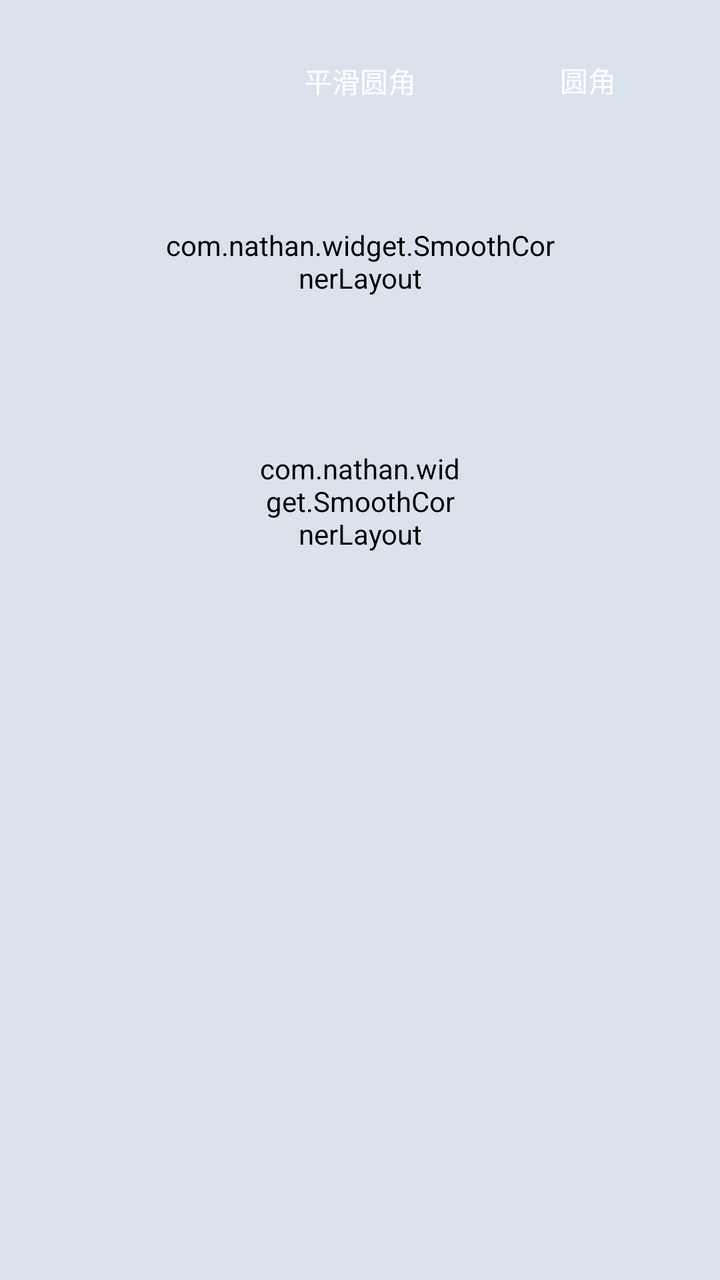
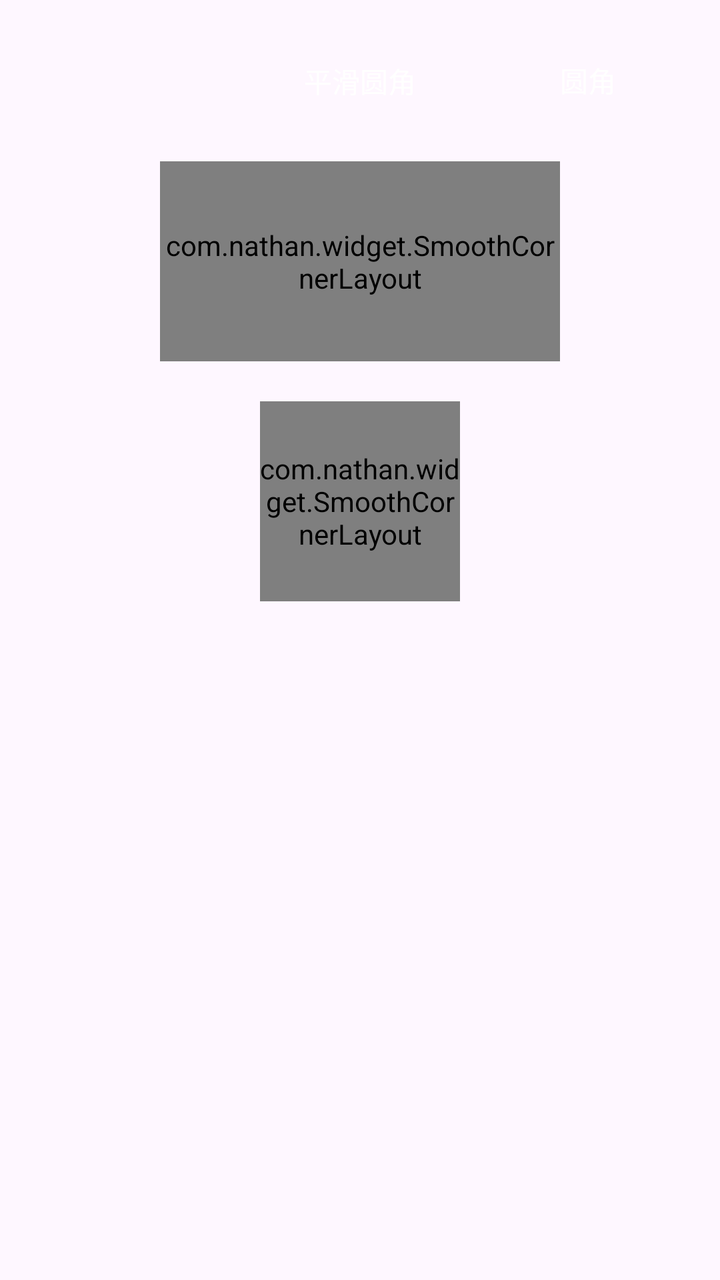

The first picture is an Android layout as it rendered before a commit; the second is the same layout after the commit. The layout source and the unified diff follow.
<!-- AndroidManifest.xml: application theme Theme.Nathan.Demo -->
<!-- res/layout/activity_main.xml -->
<?xml version="1.0" encoding="utf-8"?>
<androidx.constraintlayout.widget.ConstraintLayout xmlns:android="http://schemas.android.com/apk/res/android"
    xmlns:app="http://schemas.android.com/apk/res-auto"
    xmlns:tools="http://schemas.android.com/tools"
    android:id="@+id/main"
    android:layout_width="match_parent"
    android:layout_height="match_parent"
    tools:context=".MainActivity">

    

    <TextView
        android:id="@+id/tv"
        android:layout_width="wrap_content"
        android:layout_height="wrap_content"
        android:layout_marginTop="20dp"
        android:background="@drawable/bg_button"
        android:paddingHorizontal="20dp"
        android:paddingVertical="10dp"
        android:text="平滑圆角"
        android:textColor="@color/white"
        app:layout_constraintEnd_toEndOf="parent"
        app:layout_constraintStart_toStartOf="parent"
        app:layout_constraintTop_toTopOf="parent" />

    <TextView
        android:id="@+id/tv3"
        android:layout_width="40dp"
        android:layout_height="40dp"
        android:layout_marginTop="20dp"
        android:background="@drawable/bg_button"
        android:gravity="center"
        android:padding="5dp"
        android:text="圆角"
        android:textColor="?colorOnPrimary"
        app:layout_constraintEnd_toEndOf="parent"
        app:layout_constraintStart_toEndOf="@id/tv"
        app:layout_constraintTop_toTopOf="parent" />


    <com.nathan.widget.SmoothCornerLayout
        android:id="@+id/tv_container"
        android:layout_width="200dp"
        android:layout_height="100dp"
        android:layout_marginTop="20dp"
        android:color="?colorSurfaceVariant"
        android:radius="20dp"
        app:layout_constraintEnd_toEndOf="@id/tv"
        app:layout_constraintStart_toStartOf="@id/tv"
        app:layout_constraintTop_toBottomOf="@id/tv">

        <ScrollView
            android:background="@null"
            android:layout_width="wrap_content"
            android:layout_height="wrap_content"
            android:scrollbars="none">

            <TextView
                android:background="@null"
                android:layout_width="match_parent"
                android:layout_height="wrap_content"
                android:padding="10dp"
                android:text="正确用法是：确保通过obtainStyledAttributes() 并传入正确的参数，让系统在构造 TypedArray 时就完成属性解析，而不是把解析工作留给后续的 get 方法。是因为遇到崩溃了才在看这段源码吗？可以发一下你的具体代码，我帮你看一下问题出在哪儿。"
                android:textColor="?colorOnSurfaceVariant"
                android:textSize="12sp" />
        </ScrollView>

    </com.nathan.widget.SmoothCornerLayout>

    <com.nathan.widget.SmoothCornerLayout
        android:layout_width="100dp"
        android:layout_height="100dp"
        android:layout_marginTop="20dp"
        android:radius="10dp"
        app:layout_constraintEnd_toEndOf="parent"
        app:layout_constraintStart_toStartOf="parent"
        app:layout_constraintTop_toBottomOf="@id/tv_container">

        <ImageView
            android:layout_width="wrap_content"
            android:layout_height="wrap_content"
            android:src="@drawable/ic_demo" />

    </com.nathan.widget.SmoothCornerLayout>

</androidx.constraintlayout.widget.ConstraintLayout>
<!-- resources referenced by this layout -->
<resources>
  <color name="white">#FFFFFFFF</color>
  <style name="Theme.Nathan.DayNight" parent="Base.Theme.Nathan">
  
          <item name="cornerSmall">10dp</item>
          <item name="smoothCornerLayout">@style/Widget.Nathan.SmoothCornerLayout</item>
      </style>
  <style name="Base.Theme.Nathan" parent="Theme.Material3.DayNight.NoActionBar">
          
          <item name="colorPrimary">@color/colorPrimary</item>
          <item name="colorOnPrimary">@color/colorOnPrimary</item>
          <item name="colorPrimaryContainer">@color/colorPrimaryContainer</item>
          <item name="colorOnPrimaryContainer">@color/colorOnPrimaryContainer</item>
  
          <item name="colorSecondary">@color/colorSecondary</item>
          <item name="colorOnSecondary">@color/colorOnSecondary</item>
          <item name="colorSecondaryContainer">@color/colorSecondaryContainer</item>
          <item name="colorOnSecondaryContainer">@color/colorOnSecondaryContainer</item>
  
          <item name="colorTertiary">@color/colorTertiary</item>
          <item name="colorOnTertiary">@color/colorOnTertiary</item>
          <item name="colorTertiaryContainer">@color/colorTertiaryContainer</item>
          <item name="colorOnTertiaryContainer">@color/colorOnTertiaryContainer</item>
  
          
          <item name="android:background">@color/colorBackground</item>
          <item name="colorOnBackground">@color/colorOnBackground</item>
          <item name="colorSurface">@color/colorSurface</item>
          <item name="colorOnSurface">@color/colorOnSurface</item>
          <item name="colorSurfaceVariant">@color/colorSurfaceVariant</item>
          <item name="colorOnSurfaceVariant">@color/colorOnSurfaceVariant</item>
  
          
          <item name="colorError">@color/colorError</item>
          <item name="colorOnError">@color/colorOnError</item>
          <item name="colorErrorContainer">@color/colorErrorContainer</item>
          <item name="colorOnErrorContainer">@color/colorOnErrorContainer</item>
  
          
          <item name="colorOutline">@color/colorOutline</item>
          <item name="colorOutlineVariant">@color/colorOutlineVariant</item>
      </style>
  <color name="colorPrimary">#1368FB</color>
  <color name="colorOnPrimary">#FFFFFF</color>
  <color name="colorPrimaryContainer">#261368FB</color>
  <color name="colorOnPrimaryContainer">#1368FB</color>
  <color name="colorSecondary">#625B71</color>
  <color name="colorOnSecondary">#FFFFFF</color>
  <color name="colorSecondaryContainer">#E8DEF8</color>
  <color name="colorOnSecondaryContainer">#1D192B</color>
  <color name="colorTertiary">#7D5260</color>
  <color name="colorOnTertiary">#FFFFFF</color>
  <color name="colorTertiaryContainer">#FFD8E4</color>
  <color name="colorOnTertiaryContainer">#31111D</color>
  <color name="colorBackground">#DAE2EB</color>
  <color name="colorOnBackground">#000000</color>
  <color name="colorSurface">#DAE2EB</color>
  <color name="colorOnSurface">#000000</color>
  <color name="colorSurfaceVariant">#CCD5E0</color>
  <color name="colorOnSurfaceVariant">#80000000</color>
  <color name="colorError">#D21E30</color>
  <color name="colorOnError">#FFFFFF</color>
  <color name="colorErrorContainer">#26D21E30</color>
  <color name="colorOnErrorContainer">#D21E30</color>
  <color name="colorOutline">#14000000</color>
  <color name="colorOutlineVariant">#2E000000</color>
  <!-- unchanged entries left out for length: 6 -->
</resources>

<!-- the commit's change to res/layout/activity_main.xml (unified diff, before → after) -->
@@ -18,7 +18,7 @@
         android:paddingHorizontal="20dp"
         android:paddingVertical="10dp"
         android:text="平滑圆角"
-        android:textColor="@color/white"
+        android:textColor="?colorOnPrimary"
         app:layout_constraintEnd_toEndOf="parent"
         app:layout_constraintStart_toStartOf="parent"
         app:layout_constraintTop_toTopOf="parent" />
@@ -44,7 +44,7 @@
         android:layout_height="100dp"
         android:layout_marginTop="20dp"
         android:color="?colorSurfaceVariant"
-        android:radius="20dp"
+        android:radius="?cornerMedium"
         app:layout_constraintEnd_toEndOf="@id/tv"
         app:layout_constraintStart_toStartOf="@id/tv"
         app:layout_constraintTop_toBottomOf="@id/tv">
@@ -71,7 +71,7 @@
         android:layout_width="100dp"
         android:layout_height="100dp"
         android:layout_marginTop="20dp"
-        android:radius="10dp"
+        android:radius="?cornerMini"
         app:layout_constraintEnd_toEndOf="parent"
         app:layout_constraintStart_toStartOf="parent"
         app:layout_constraintTop_toBottomOf="@id/tv_container">
<!-- resource entries referenced after the edit -->
@@ -1,70 +1,171 @@
 <!-- resources referenced by this layout -->
 <resources>
-  <color name="white">#FFFFFFFF</color>
   <style name="Theme.Nathan.DayNight" parent="Base.Theme.Nathan">
-  
-          <item name="cornerSmall">10dp</item>
-          <item name="smoothCornerLayout">@style/Widget.Nathan.SmoothCornerLayout</item>
       </style>
   <style name="Base.Theme.Nathan" parent="Theme.Material3.DayNight.NoActionBar">
           
-          <item name="colorPrimary">@color/colorPrimary</item>
-          <item name="colorOnPrimary">@color/colorOnPrimary</item>
-          <item name="colorPrimaryContainer">@color/colorPrimaryContainer</item>
-          <item name="colorOnPrimaryContainer">@color/colorOnPrimaryContainer</item>
-  
-          <item name="colorSecondary">@color/colorSecondary</item>
-          <item name="colorOnSecondary">@color/colorOnSecondary</item>
-          <item name="colorSecondaryContainer">@color/colorSecondaryContainer</item>
-          <item name="colorOnSecondaryContainer">@color/colorOnSecondaryContainer</item>
-  
-          <item name="colorTertiary">@color/colorTertiary</item>
-          <item name="colorOnTertiary">@color/colorOnTertiary</item>
-          <item name="colorTertiaryContainer">@color/colorTertiaryContainer</item>
-          <item name="colorOnTertiaryContainer">@color/colorOnTertiaryContainer</item>
+          <item name="colorPrimary">@color/na_primary</item>
+          <item name="colorPrimaryContainer">@color/na_primary_container</item>
+          <item name="colorOnPrimary">@color/na_on_primary</item>
+          <item name="colorOnPrimaryContainer">@color/na_on_primary_container</item>
   
           
-          <item name="android:background">@color/colorBackground</item>
-          <item name="colorOnBackground">@color/colorOnBackground</item>
-          <item name="colorSurface">@color/colorSurface</item>
-          <item name="colorOnSurface">@color/colorOnSurface</item>
-          <item name="colorSurfaceVariant">@color/colorSurfaceVariant</item>
-          <item name="colorOnSurfaceVariant">@color/colorOnSurfaceVariant</item>
+          <item name="colorSecondary">@color/na_secondary</item>
+          <item name="colorSecondaryContainer">@color/na_secondary_container</item>
+          <item name="colorOnSecondary">@color/na_on_secondary</item>
+          <item name="colorOnSecondaryContainer">@color/na_on_secondary_container</item>
   
           
-          <item name="colorError">@color/colorError</item>
-          <item name="colorOnError">@color/colorOnError</item>
-          <item name="colorErrorContainer">@color/colorErrorContainer</item>
-          <item name="colorOnErrorContainer">@color/colorOnErrorContainer</item>
+          <item name="colorTertiary">@color/na_tertiary</item>
+          <item name="colorTertiaryContainer">@color/na_tertiary_container</item>
+          <item name="colorOnTertiary">@color/na_on_tertiary</item>
+          <item name="colorOnTertiaryContainer">@color/na_on_tertiary_container</item>
   
           
-          <item name="colorOutline">@color/colorOutline</item>
-          <item name="colorOutlineVariant">@color/colorOutlineVariant</item>
+          <item name="colorError">@color/na_error</item>
+          <item name="colorErrorContainer">@color/na_error_container</item>
+          <item name="colorOnError">@color/na_on_error</item>
+          <item name="colorOnErrorContainer">@color/na_on_error_container</item>
+  
+          
+          <item name="colorPrimaryFixed">@color/na_primary_fixed</item>
+          <item name="colorPrimaryFixedDim">@color/na_primary_fixed_dim</item>
+          <item name="colorSecondaryFixed">@color/na_secondary_fixed</item>
+          <item name="colorSecondaryFixedDim">@color/na_secondary_fixed_dim</item>
+          <item name="colorTertiaryFixed">@color/na_tertiary_fixed</item>
+          <item name="colorTertiaryFixedDim">@color/na_tertiary_fixed_dim</item>
+  
+          
+          <item name="colorOnPrimaryFixed">@color/na_on_primary_fixed</item>
+          <item name="colorOnSecondaryFixed">@color/na_on_secondary_fixed</item>
+          <item name="colorOnTertiaryFixed">@color/na_on_tertiary_fixed</item>
+          <item name="colorOnPrimaryFixedVariant">@color/na_on_primary_fixed_variant</item>
+          <item name="colorOnSecondaryFixedVariant">@color/na_on_secondary_fixed_variant</item>
+          <item name="colorOnTertiaryFixedVariant">@color/na_on_tertiary_fixed_variant</item>
+  
+          
+          <item name="colorSurfaceDim">@color/na_surface_dim</item>
+          <item name="colorSurface">@color/na_surface</item>
+          <item name="colorSurfaceBright">@color/na_surface_bright</item>
+          <item name="colorSurfaceContainer">@color/na_surface_container</item>
+          <item name="colorSurfaceContainerLow">@color/na_surface_container_low</item>
+          <item name="colorSurfaceContainerHigh">@color/na_surface_container_high</item>
+          <item name="colorSurfaceContainerHighest">@color/na_surface_container_highest</item>
+  
+          
+          <item name="colorInverseSurface">@color/na_inverse_surface</item>
+          <item name="colorInverseOnSurface">@color/na_inverse_on_surface</item>
+          <item name="colorInversePrimary">@color/na_inverse_primary</item>
+  
+          
+          <item name="colorOnSurface">@color/na_on_surface</item>
+          <item name="colorOnSurfaceVariant">@color/na_on_surface_variant</item>
+  
+          
+          <item name="colorOutline">@color/na_outline</item>
+          <item name="colorOutlineVariant">@color/na_outline_variant</item>
+  
+          
+          <item name="colorScrim">@color/na_scrim</item>
+          <item name="colorShadow">@color/na_shadow</item>
+  
+          
+          <item name="colorLowest">@color/na_lowest</item>
+          <item name="colorHighest">@color/na_highest</item>
+  
+          
+          <item name="colorPrimaryRed">@color/na_primary_red</item>
+          <item name="colorOnPrimaryRed">@color/na_on_primary_red</item>
+          <item name="colorPrimaryContainerRed">@color/na_primary_container_red</item>
+          <item name="colorOnPrimaryContainerRed">@color/na_on_primary_container_red</item>
+          <item name="colorPrimaryGreen">@color/na_primary_green</item>
+          <item name="colorOnPrimaryGreen">@color/na_on_primary_green</item>
+          <item name="colorPrimaryContainerGreen">@color/na_primary_container_green</item>
+          <item name="colorOnPrimaryContainerGreen">@color/na_on_primary_container_green</item>
+          <item name="colorPrimaryYellow">@color/na_primary_yellow</item>
+          <item name="colorOnPrimaryYellow">@color/na_on_primary_yellow</item>
+          <item name="colorPrimaryContainerYellow">@color/na_primary_container_yellow</item>
+          <item name="colorOnPrimaryContainerYellow">@color/na_on_primary_container_yellow</item>
+          <item name="colorPrimaryOrange">@color/na_primary_orange</item>
+          <item name="colorOnPrimaryOrange">@color/na_on_primary_orange</item>
+          <item name="colorPrimaryContainerOrange">@color/na_primary_container_orange</item>
+  
+          
+          <item name="cornerMini">@dimen/na_corner_mini</item>
+          <item name="cornerSmall">@dimen/na_corner_small</item>
+          <item name="cornerMedium">@dimen/na_corner_medium</item>
+          <item name="cornerLarge">@dimen/na_corner_large</item>
+          <item name="cornerSpecific">@dimen/na_corner_specific</item>
+  
+          
+          <item name="smoothCornerLayout">@style/Widget.Nathan.SmoothCornerLayout</item>
       </style>
-  <color name="colorPrimary">#1368FB</color>
-  <color name="colorOnPrimary">#FFFFFF</color>
-  <color name="colorPrimaryContainer">#261368FB</color>
-  <color name="colorOnPrimaryContainer">#1368FB</color>
-  <color name="colorSecondary">#625B71</color>
-  <color name="colorOnSecondary">#FFFFFF</color>
-  <color name="colorSecondaryContainer">#E8DEF8</color>
-  <color name="colorOnSecondaryContainer">#1D192B</color>
-  <color name="colorTertiary">#7D5260</color>
-  <color name="colorOnTertiary">#FFFFFF</color>
-  <color name="colorTertiaryContainer">#FFD8E4</color>
-  <color name="colorOnTertiaryContainer">#31111D</color>
-  <color name="colorBackground">#DAE2EB</color>
-  <color name="colorOnBackground">#000000</color>
-  <color name="colorSurface">#DAE2EB</color>
-  <color name="colorOnSurface">#000000</color>
-  <color name="colorSurfaceVariant">#CCD5E0</color>
-  <color name="colorOnSurfaceVariant">#80000000</color>
-  <color name="colorError">#D21E30</color>
-  <color name="colorOnError">#FFFFFF</color>
-  <color name="colorErrorContainer">#26D21E30</color>
-  <color name="colorOnErrorContainer">#D21E30</color>
-  <color name="colorOutline">#14000000</color>
-  <color name="colorOutlineVariant">#2E000000</color>
+  <color name="na_primary">#1368FB</color>
+  <color name="na_primary_container">#261368FB</color>
+  <color name="na_on_primary">#FFFFFF</color>
+  <color name="na_on_primary_container">#1368FB</color>
+  <color name="na_secondary">#625B71</color>
+  <color name="na_secondary_container">#E8DEF8</color>
+  <color name="na_on_secondary">#FFFFFF</color>
+  <color name="na_on_secondary_container">#1D192B</color>
+  <color name="na_tertiary">#7D5260</color>
+  <color name="na_tertiary_container">#FFD8E4</color>
+  <color name="na_on_tertiary">#FFFFFF</color>
+  <color name="na_on_tertiary_container">#31111D</color>
+  <color name="na_error">#BA1A1A</color>
+  <color name="na_error_container">#FFDAD6</color>
+  <color name="na_on_error">#FFFFFF</color>
+  <color name="na_on_error_container">#410002</color>
+  <color name="na_primary_fixed">#EADDFF</color>
+  <color name="na_primary_fixed_dim">#D0BCFF</color>
+  <color name="na_secondary_fixed">#E8DEF8</color>
+  <color name="na_secondary_fixed_dim">#CCC2DC</color>
+  <color name="na_tertiary_fixed">#FFD8E4</color>
+  <color name="na_tertiary_fixed_dim">#EFB8C8</color>
+  <color name="na_on_primary_fixed">#21005D</color>
+  <color name="na_on_secondary_fixed">#1D192B</color>
+  <color name="na_on_tertiary_fixed">#31111D</color>
+  <color name="na_on_primary_fixed_variant">#381E72</color>
+  <color name="na_on_secondary_fixed_variant">#4A4458</color>
+  <color name="na_on_tertiary_fixed_variant">#633B48</color>
+  <color name="na_surface_dim">#FFFFFF</color>
+  <color name="na_surface">#DAE2EB</color>
+  <color name="na_surface_bright">#CCD5E0</color>
+  <color name="na_surface_container">#ECF2F7</color>
+  <color name="na_surface_container_low">#E6F6FBFF</color>
+  <color name="na_surface_container_high">#4D808A96</color>
+  <color name="na_surface_container_highest">#99808A96</color>
+  <color name="na_inverse_surface">#322F35</color>
+  <color name="na_inverse_on_surface">#F5EFF7</color>
+  <color name="na_inverse_primary">#D0BCFF</color>
+  <color name="na_on_surface">#000000</color>
+  <color name="na_on_surface_variant">#80000000</color>
+  <color name="na_outline">#79747E</color>
+  <color name="na_outline_variant">#CAC4D0</color>
+  <color name="na_scrim">#000000</color>
+  <color name="na_shadow">#000000</color>
+  <color name="na_lowest">#FFFFFF</color>
+  <color name="na_highest">#E6E0E9</color>
+  <color name="na_primary_red">#D21E30</color>
+  <color name="na_on_primary_red">#FFFFFF</color>
+  <color name="na_primary_container_red">#26D21E30</color>
+  <color name="na_on_primary_container_red">#D21E30</color>
+  <color name="na_primary_green">#289F53</color>
+  <color name="na_on_primary_green">#FFFFFF</color>
+  <color name="na_primary_container_green">#26198440</color>
+  <color name="na_on_primary_container_green">#198440</color>
+  <color name="na_primary_yellow">#FB9700</color>
+  <color name="na_on_primary_yellow">#FFFFFF</color>
+  <color name="na_primary_container_yellow">#26FF9B00</color>
+  <color name="na_on_primary_container_yellow">#EC8F00</color>
+  <color name="na_primary_orange">#FA5700</color>
+  <color name="na_on_primary_orange">#FFFFFF</color>
+  <color name="na_primary_container_orange">#26FA5700</color>
+  <dimen name="na_corner_mini">6dp</dimen>
+  <dimen name="na_corner_small">12dp</dimen>
+  <dimen name="na_corner_medium">18dp</dimen>
+  <dimen name="na_corner_large">24dp</dimen>
+  <dimen name="na_corner_specific">30dp</dimen>
   <!-- unchanged entries left out for length: 6 -->
 </resources>
 
